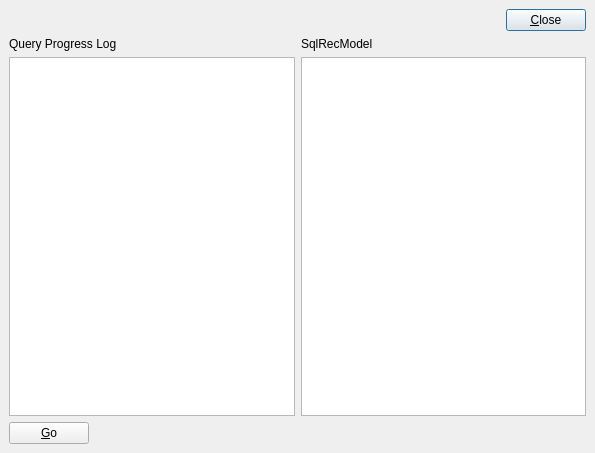
tkopets/async-db-access-qt, file win.ui: the form before one commit.
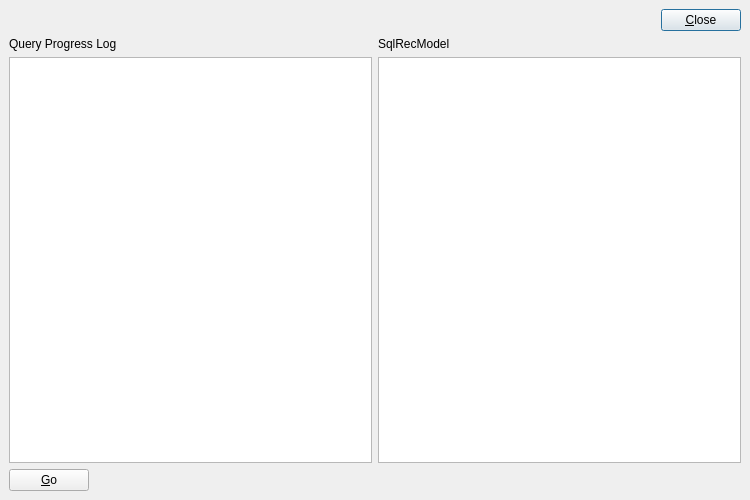
The form after the commit.

What changed in the file:
```diff
--- a/win.ui
+++ b/win.ui
@@ -6,8 +6,8 @@
    <rect>
     <x>0</x>
     <y>0</y>
-    <width>595</width>
-    <height>453</height>
+    <width>750</width>
+    <height>500</height>
    </rect>
   </property>
   <property name="windowTitle">
```
